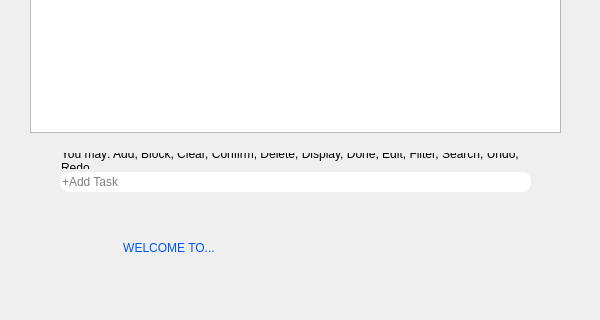
Above: TimeWiseGUI/timewisegui.ui from terencelimzhengwei/cs2103jan2014-t17-3c before the change; both pictures show x 0 to 600 and y 388 to 708 of the 600 by 708 pixel window. Below: the same form after it.
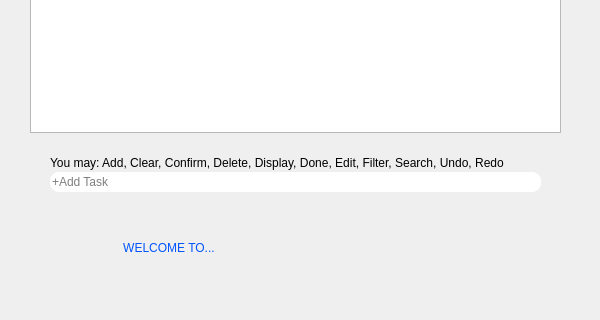
That is the form after the change. Icons and pictures are not drawn.

Commit message: [V0.4] Overdue tasks turn red almost instantaneously (instead of every sec), Removed block throughout GUI.

What changed in the file:
```diff
--- a/TimeWiseGUI/timewisegui.ui
+++ b/TimeWiseGUI/timewisegui.ui
@@ -289,17 +289,17 @@
    <widget class="QLabel" name="label_help">
     <property name="geometry">
      <rect>
-      <x>61</x>
+      <x>50</x>
       <y>541</y>
-      <width>489</width>
-      <height>16</height>
+      <width>491</width>
+      <height>20</height>
      </rect>
     </property>
     <property name="styleSheet">
      <string notr="true">font: 75 10pt &quot;New Cicle&quot;;</string>
     </property>
     <property name="text">
-     <string>You may: Add, Block, Clear, Confirm, Delete, Display, Done, Edit, Filter, Search, Undo, Redo</string>
+     <string>You may: Add, Clear, Confirm, Delete, Display, Done, Edit, Filter, Search, Undo, Redo</string>
     </property>
     <property name="wordWrap">
      <bool>true</bool>
@@ -308,9 +308,9 @@
    <widget class="QLineEdit" name="userInput">
     <property name="geometry">
      <rect>
-      <x>60</x>
+      <x>50</x>
       <y>560</y>
-      <width>471</width>
+      <width>491</width>
       <height>20</height>
      </rect>
     </property>
```
Left out of the diff: 2 changed lines with no effect on the pictures. The commit also changes 2 other files.
